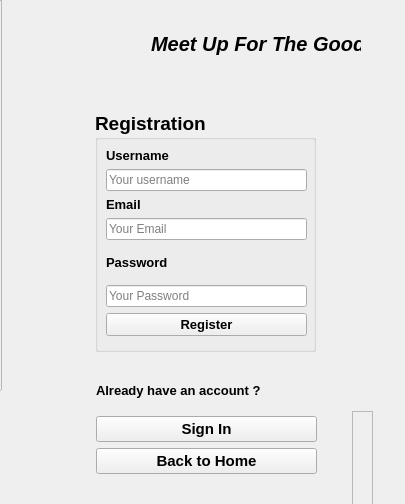
kausik10/RentUs, file registration_.ui: the form before one commit.
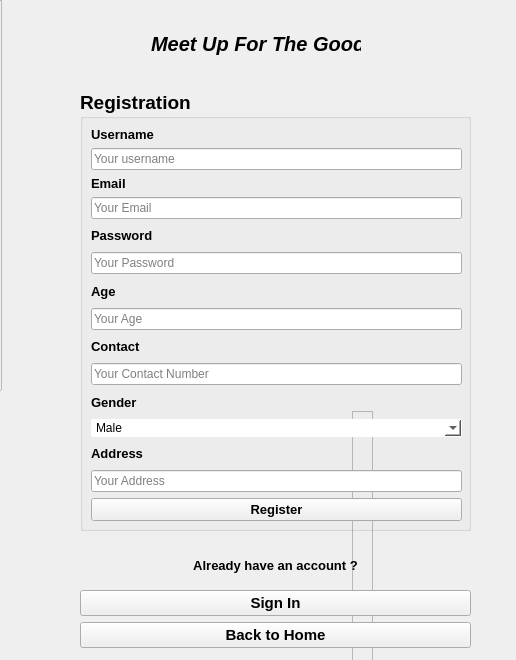
The form after the commit. Icons and pictures are not drawn.

The edit to the form file:
```diff
--- a/registration_.ui
+++ b/registration_.ui
@@ -6,8 +6,8 @@
    <rect>
     <x>0</x>
     <y>0</y>
-    <width>405</width>
-    <height>504</height>
+    <width>516</width>
+    <height>660</height>
    </rect>
   </property>
   <property name="windowTitle">
@@ -17,6 +17,14 @@
    <iconset resource="src.qrc">
     <normaloff>:/image/images/logo.png</normaloff>:/image/images/logo.png</iconset>
   </property>
+  <property name="styleSheet">
+   <string notr="true">QComboBox
+{
+border-radius: 2px;
+border: 1px solid white
+}
+</string>
+  </property>
   <widget class="QFrame" name="frame">
    <property name="geometry">
     <rect>
@@ -64,10 +72,10 @@
   <widget class="QWidget" name="layoutWidget_3">
    <property name="geometry">
     <rect>
-     <x>96</x>
-     <y>370</y>
-     <width>221</width>
-     <height>104</height>
+     <x>80</x>
+     <y>547</y>
+     <width>391</width>
+     <height>101</height>
     </rect>
    </property>
    <layout class="QVBoxLayout" name="verticalLayout_7">
@@ -80,7 +88,7 @@
        </font>
       </property>
       <property name="text">
-       <string>Already have an account ?</string>
+       <string>&lt;html&gt;&lt;head/&gt;&lt;body&gt;&lt;p align=&quot;center&quot;&gt;      Already have an account ?&lt;/p&gt;&lt;/body&gt;&lt;/html&gt;</string>
       </property>
      </widget>
     </item>
@@ -177,10 +185,10 @@
   <widget class="QGroupBox" name="registrationbox_2">
    <property name="geometry">
     <rect>
-     <x>95</x>
-     <y>111</y>
-     <width>221</width>
-     <height>241</height>
+     <x>80</x>
+     <y>90</y>
+     <width>391</width>
+     <height>441</height>
     </rect>
    </property>
    <property name="font">
@@ -205,8 +213,8 @@
      <rect>
       <x>11</x>
       <y>37</y>
-      <width>201</width>
-      <height>188</height>
+      <width>371</width>
+      <height>394</height>
      </rect>
     </property>
     <layout class="QVBoxLayout" name="verticalLayout_8">
@@ -273,11 +281,110 @@
      </item>
      <item>
       <widget class="QLineEdit" name="password_">
+       <property name="echoMode">
+        <enum>QLineEdit::Password</enum>
+       </property>
        <property name="placeholderText">
         <string>Your Password</string>
        </property>
       </widget>
      </item>
+     <item>
+      <widget class="QLabel" name="label_8">
+       <property name="font">
+        <font>
+         <pointsize>10</pointsize>
+         <bold>true</bold>
+        </font>
+       </property>
+       <property name="text">
+        <string>Age</string>
+       </property>
+      </widget>
+     </item>
+     <item>
+      <widget class="QLineEdit" name="age">
+       <property name="placeholderText">
+        <string>Your Age</string>
+       </property>
+      </widget>
+     </item>
+     <item>
+      <widget class="QLabel" name="label_9">
+       <property name="font">
+        <font>
+         <pointsize>10</pointsize>
+         <bold>true</bold>
+        </font>
+       </property>
+       <property name="text">
+        <string>Contact</string>
+       </property>
+      </widget>
+     </item>
+     <item>
+      <widget class="QLineEdit" name="contact">
+       <property name="placeholderText">
+        <string>Your Contact Number</string>
+       </property>
+      </widget>
+     </item>
+     <item>
+      <widget class="QLabel" name="label_10">
+       <property name="font">
+        <font>
+         <pointsize>10</pointsize>
+         <bold>true</bold>
+        </font>
+       </property>
+       <property name="text">
+        <string>Gender</string>
+       </property>
+      </widget>
+     </item>
+     <item>
+      <widget class="QComboBox" name="comboBox">
+       <property name="styleSheet">
+        <string notr="true">background: rgb(255,255,255);
+border-color: rgb(255,255,255);</string>
+       </property>
+       <item>
+        <property name="text">
+         <string>Male</string>
+        </property>
+       </item>
+       <item>
+        <property name="text">
+         <string>Female</string>
+        </property>
+       </item>
+       <item>
+        <property name="text">
+         <string>Prefer Not to say</string>
+        </property>
+       </item>
+      </widget>
+     </item>
+     <item>
+      <widget class="QLabel" name="label_11">
+       <property name="font">
+        <font>
+         <pointsize>10</pointsize>
+         <bold>true</bold>
+        </font>
+       </property>
+       <property name="text">
+        <string>Address</string>
+       </property>
+      </widget>
+     </item>
+     <item>
+      <widget class="QLineEdit" name="address">
+       <property name="placeholderText">
+        <string>Your Address</string>
+       </property>
+      </widget>
+     </item>
      <item>
       <widget class="QPushButton" name="register_btn_2">
        <property name="font">
```
